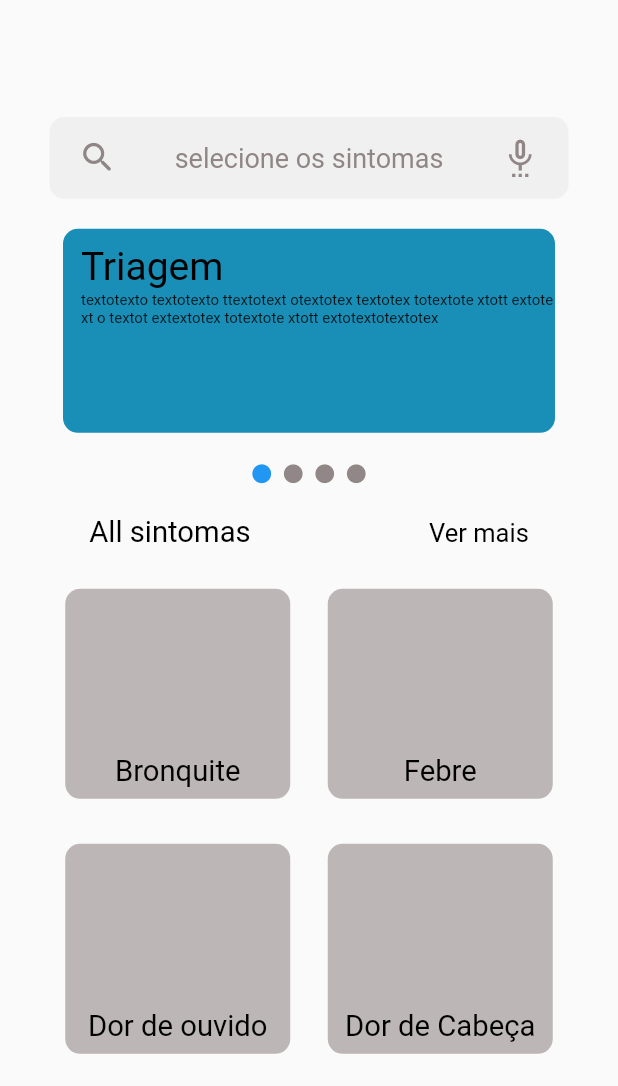
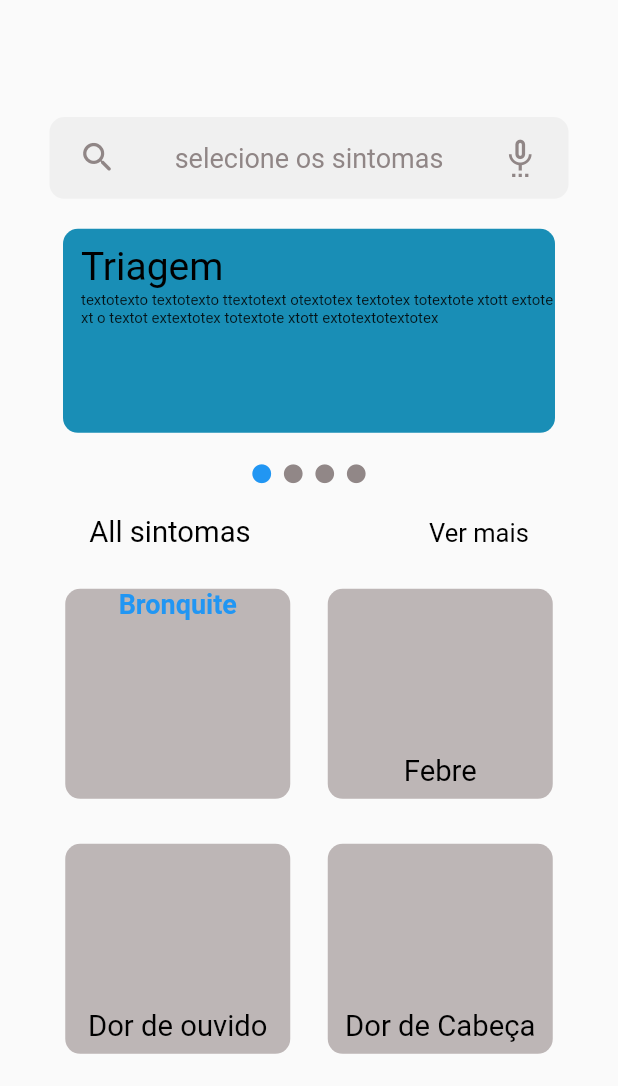
Before and after one commit to StellaKarolinaNunes/Projeto_Integrador_Handhelp_versao_1.0, a Flutter app: the Home1 widget shown alone on an empty page, opened directly, on a phone screen of 412 x 824 dp, the part 150-1236 px from its top. Run offline on Flutter 3.47's test engine with Material 2 defaults, Android fonts, the phone set to English and light mode, and no system bars; our stand-ins replace camera.

```diff
--- a/lib/home.dart
+++ b/lib/home.dart
@@ -6,7 +6,7 @@ void main() {
 }
 
 class CodeApp extends StatelessWidget {
-  const CodeApp({super.key});
+  const CodeApp({Key? key});
 
   @override
   Widget build(BuildContext context) {
@@ -25,9 +25,11 @@ class CodeApp extends StatelessWidget {
 }
 
 class Home1 extends StatelessWidget {
-  const Home1({Key? key}) : super(key: key);
+  const Home1({Key? key});
+
   // ignore: non_constant_identifier_names
   final String TipoSaude = "Bronquite";
+
   @override
   Widget build(BuildContext context) {
     return Column(
@@ -41,14 +43,11 @@ class Home1 extends StatelessWidget {
               Column(
                 mainAxisAlignment: MainAxisAlignment.start,
                 children: [
-
                   Image.asset(
                     'assets/images/logo_transpa.png',
                     width: 80.0,
                     height: 80.0,
-
                   ),
-
                 ],
               ),
               const SizedBox(width: 16.0),
@@ -99,17 +98,6 @@ class Home1 extends StatelessWidget {
                     size: 26.0,
                     color: Color.fromARGB(237, 137, 126, 126),
                   ),
-                  // Align(
-                  //   alignment: Alignment.center,
-                  //   child: IconButton(
-                  //     icon: Icon(Icons.search),
-                  //     iconSize: 26.0,
-                  //     color: Color.fromARGB(237, 137, 126, 126),
-                  //     onPressed: () {
-                  //       // Adicione aqui a lógica de pesquisa
-                  //     },
-                  //   ),
-                  // ),
                 ],
               ),
               Column(
@@ -128,7 +116,6 @@ class Home1 extends StatelessWidget {
               Column(
                 mainAxisAlignment: MainAxisAlignment.center,
                 children: [
-                  // const SizedBox(width: 50.0),
                   Icon(
                     Icons.settings_voice_outlined,
                     size: 26.0,
@@ -184,7 +171,7 @@ class Home1 extends StatelessWidget {
           height: 15,
           width: 90,
           margin: const EdgeInsets.only(top: 20),
-          child: const Row(
+          child: Row(
             mainAxisAlignment: MainAxisAlignment.spaceEvenly,
             children: [
               Column(
@@ -228,7 +215,7 @@ class Home1 extends StatelessWidget {
         ),
         Container(
           margin: const EdgeInsets.only(top: 20),
-          child: const Row(
+          child: Row(
             mainAxisAlignment: MainAxisAlignment.spaceAround,
             children: [
               Column(
@@ -275,22 +262,22 @@ class Home1 extends StatelessWidget {
                     color: const Color.fromARGB(236, 184, 176, 176),
                   ),
                   width: 150,
-                  child: const Column(
+                  child: Column(
+                    crossAxisAlignment: CrossAxisAlignment.center,
                     children: [
-                      SizedBox(height: 110),
                       Text(
                         TipoSaude,
                         style: TextStyle(
-                          fontSize: 19.5,
-                          fontWeight: FontWeight.w400,
-                          color: Colors.black,
+                          color: Colors.blue,
+                          fontSize: 18.0,
+                          fontWeight: FontWeight.bold,
                         ),
                       ),
                     ],
                   ),
                 ),
               ),
-              InkWell(
+              GestureDetector(
                 onTap: () {
                   _navigateToSintomas(context, "Febre");
                 },
@@ -300,7 +287,7 @@ class Home1 extends StatelessWidget {
                     color: const Color.fromARGB(236, 184, 176, 176),
                   ),
                   width: 150,
-                  child: const Column(
+                  child: Column(
                     children: [
                       SizedBox(height: 110),
                       Text(
@@ -314,7 +301,7 @@ class Home1 extends StatelessWidget {
                     ],
                   ),
                 ),
-              )
+              ),
             ],
           ),
         ),
@@ -335,7 +322,7 @@ class Home1 extends StatelessWidget {
                     color: const Color.fromARGB(236, 184, 176, 176),
                   ),
                   width: 150,
-                  child: const Column(
+                  child: Column(
                     children: [
                       SizedBox(height: 110),
                       Text(
@@ -360,7 +347,7 @@ class Home1 extends StatelessWidget {
                     color: const Color.fromARGB(236, 184, 176, 176),
                   ),
                   width: 150,
-                  child: const Column(
+                  child: Column(
                     children: [
                       SizedBox(height: 110),
                       Text(
@@ -384,7 +371,8 @@ class Home1 extends StatelessWidget {
 
   void _navigateToSintomas(BuildContext context, tipoSaude) {
     Navigator.push(
-        context, MaterialPageRoute(builder: (context) => Sintomas(tipoSaude)),
+      context,
+      MaterialPageRoute(builder: (context) => Sintomas(tipoSaude)),
     );
   }
 }
```
Lines whose indentation alone changed are shown as unchanged.
